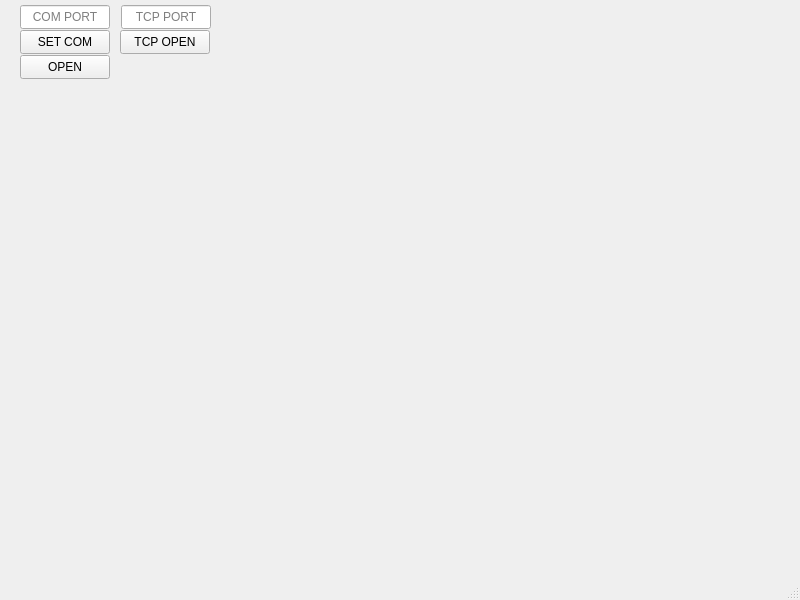
Old version of the form qform1.ui in the repository hachger/SIMUCINTA.
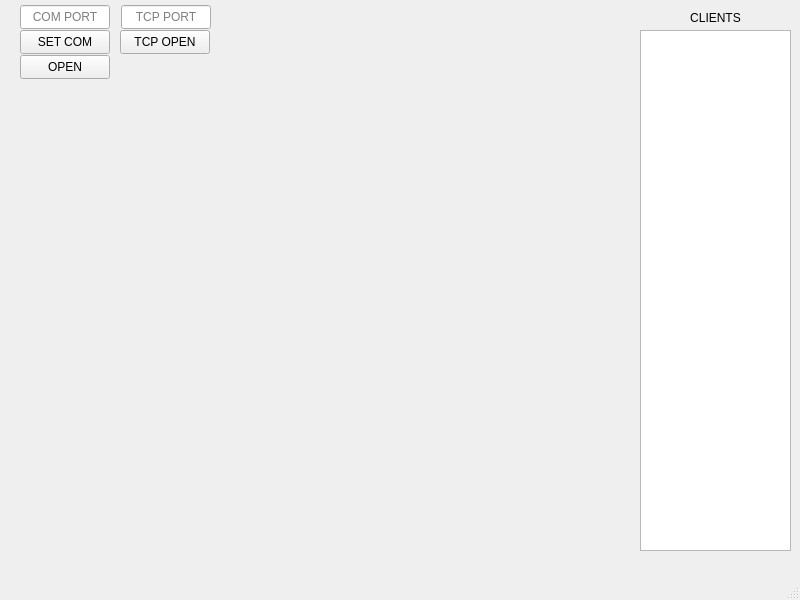
New version of the form.

Commit message: Se agrega clase MyClient para manejar diferentes TCP Clients con el protocolo UNER

What changed in the file:
```diff
--- a/qform1.ui
+++ b/qform1.ui
@@ -19,8 +19,8 @@
      <rect>
       <x>10</x>
       <y>90</y>
-      <width>771</width>
-      <height>411</height>
+      <width>621</width>
+      <height>441</height>
      </rect>
     </property>
    </widget>
@@ -104,6 +104,35 @@
      <string>TCP PORT</string>
     </property>
    </widget>
+   <widget class="QListWidget" name="listWidget">
+    <property name="geometry">
+     <rect>
+      <x>640</x>
+      <y>30</y>
+      <width>151</width>
+      <height>521</height>
+     </rect>
+    </property>
+    <property name="viewMode">
+     <enum>QListView::IconMode</enum>
+    </property>
+   </widget>
+   <widget class="QLabel" name="label">
+    <property name="geometry">
+     <rect>
+      <x>640</x>
+      <y>10</y>
+      <width>151</width>
+      <height>16</height>
+     </rect>
+    </property>
+    <property name="text">
+     <string>CLIENTS</string>
+    </property>
+    <property name="alignment">
+     <set>Qt::AlignCenter</set>
+    </property>
+   </widget>
   </widget>
   <widget class="QMenuBar" name="menubar">
    <property name="geometry">
```
The commit also changes 2 other files.
